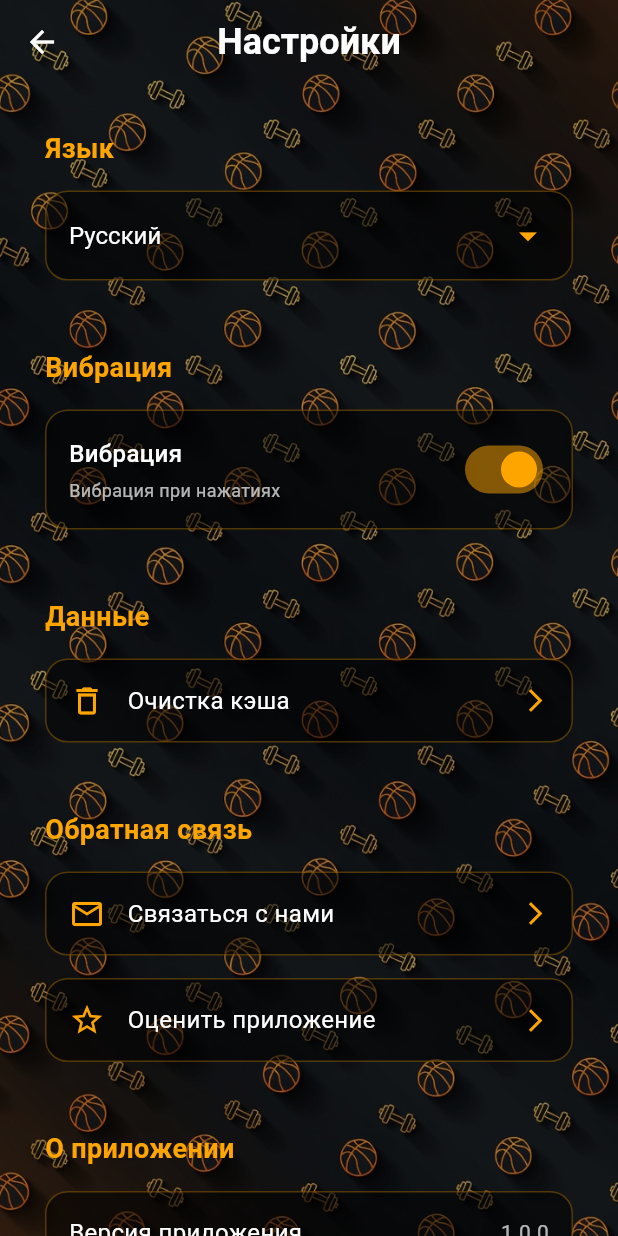
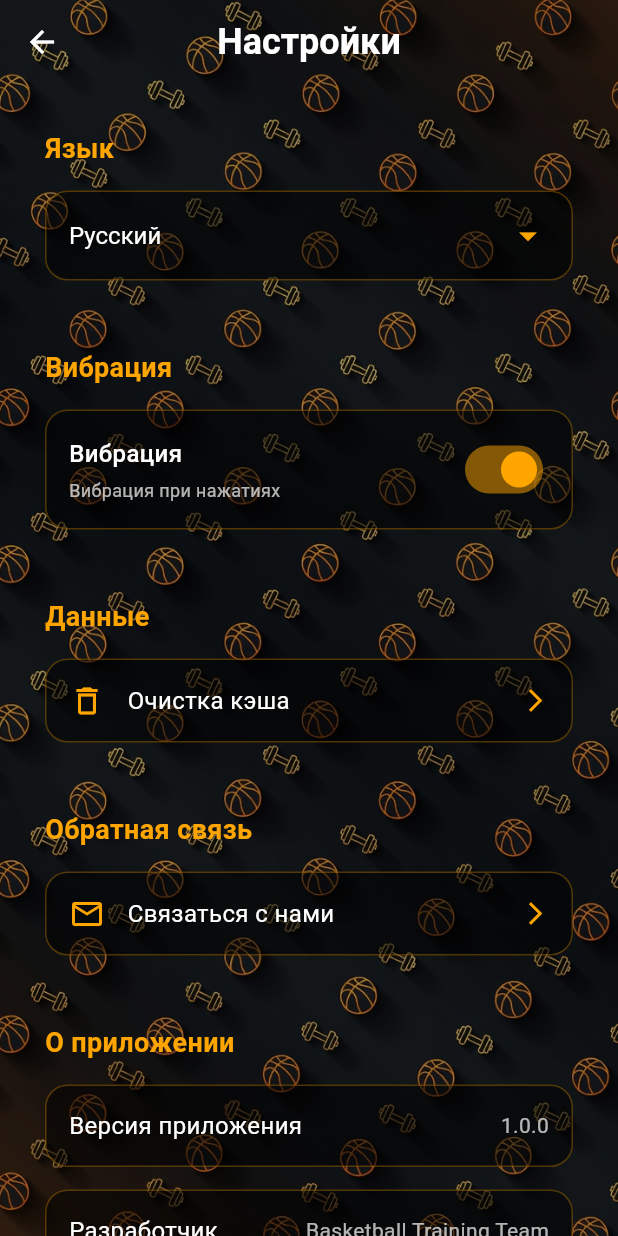
Before and after one commit to kurokoqls1488/BasketballProject, a Flutter app: the SettingsPage screen opened directly, on a phone screen of 412 x 824 dp. Run offline on Flutter 3.47's test engine with Material 3 defaults, Android fonts, the phone set to English and light mode, and no system bars; our stand-ins replace cached_network_image, flutter_native_splash, shared_preferences, supabase_flutter, vibration, video_player; accounts and stored records are empty.

Commit message:
remove rate app button from settings page

```diff
--- a/lib/pages/settings_page.dart
+++ b/lib/pages/settings_page.dart
@@ -208,12 +208,7 @@ class _SettingsPageState extends State<SettingsPage> {
                     }
                   },
                 ),
-                _buildActionTile(
-                  title: _t('Оценить приложение'),
-                  icon: Icons.star_outline,
-                  onTap: () {},
-                ),
-                const SizedBox(height: 30),
+                 const SizedBox(height: 30),
                 Text(
                   _t('О приложении'),
                   style: const TextStyle(
--- a/lib/services/locale_service.dart
+++ b/lib/services/locale_service.dart
@@ -188,7 +188,6 @@ class LocaleService {
     'Очистка кэша': {'ru': 'Очистка кэша', 'en': 'Clear cache'},
     'Обратная связь': {'ru': 'Обратная связь', 'en': 'Feedback'},
     'Связаться с нами': {'ru': 'Связаться с нами', 'en': 'Contact us'},
-    'Оценить приложение': {'ru': 'Оценить приложение', 'en': 'Rate app'},
     'Поделиться приложением': {
       'ru': 'Поделиться приложением',
       'en': 'Share app',
```
